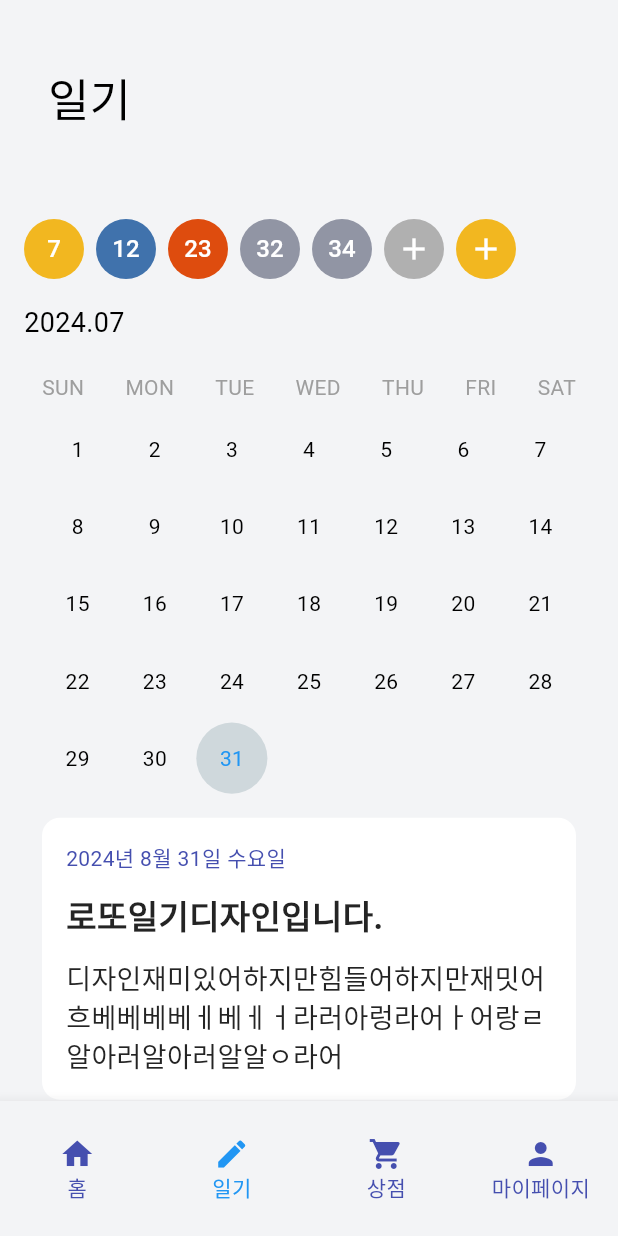
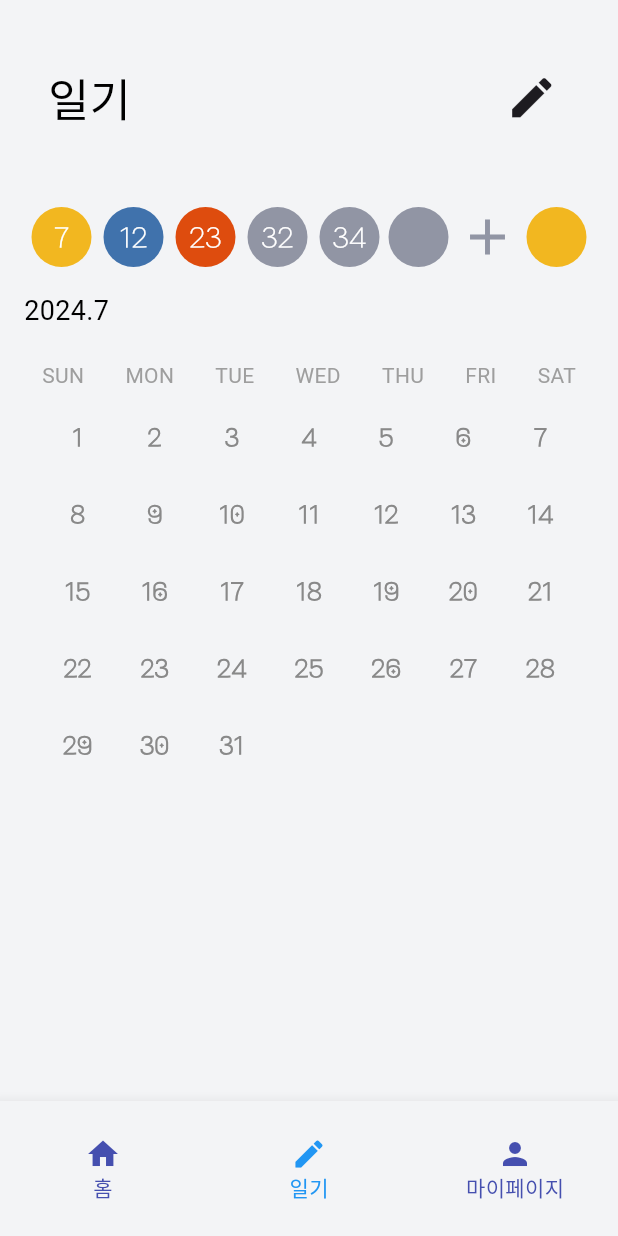
Before and after one commit to Lotto-Diary/Lotto_Diary_App, a Flutter app: the screen it shows after launch, item 2 of the bottom bar chosen, on a phone screen of 412 x 824 dp. Run offline on Flutter 3.47's test engine with Material 3 defaults, Android fonts, the phone set to English and light mode, and no system bars; Roboto replaces fonts that are missing (PretendardBold, PretendardLight, PretendardMedium).

Commit message:
REF :: 전체 코드 리펙토링

```diff
--- a/lib/Bar/BottomBar.dart
+++ b/lib/Bar/BottomBar.dart
@@ -35,10 +35,6 @@ class BottomBar extends StatelessWidget {
             label: '일기',
           ),
           BottomNavigationBarItem(
-            icon: Icon(Icons.shopping_cart),
-            label: '상점',
-          ),
-          BottomNavigationBarItem(
             icon: Icon(Icons.person),
             label: '마이페이지',
           ),
--- a/lib/Page/myDiary.dart
+++ b/lib/Page/myDiary.dart
@@ -6,6 +6,19 @@ class MyDiaryPage extends StatefulWidget {
 }
 
 class _MyDiaryPageState extends State<MyDiaryPage> {
+  final List<dynamic> numbers = [7, 12, 23, 32, 34, " ", " "];
+  final int yyyy = 2024;
+  final int dd = 7;
+
+  int? _selectedDate; // 초기값을 null로 설정
+
+  void _selectDate(int date) {
+    setState(() {
+      // 현재 선택된 날짜가 동일하면 선택 해제, 아니면 새로운 날짜 선택
+      _selectedDate = _selectedDate == date ? null : date;
+    });
+  }
+
   @override
   Widget build(BuildContext context) {
     return Scaffold(
@@ -17,54 +30,60 @@ class _MyDiaryPageState extends State<MyDiaryPage> {
       ),
       body: SingleChildScrollView(
         child: Padding(
-          padding: const EdgeInsets.all(16.0),
+          padding: const EdgeInsets.symmetric(horizontal: 16.0, vertical: 8.0),
           child: Column(
             crossAxisAlignment: CrossAxisAlignment.start,
             children: [
               Row(
+                mainAxisAlignment: MainAxisAlignment.center,
+                children: numbers.asMap().entries.map((entry) {
+                  int index = entry.key;
+                  dynamic number = entry.value;
+                  Color circleColor;
+
+                  if (index == 0 || index == numbers.length - 1) {
+                    circleColor = Color(0xFFF2B720);
+                  } else if (index == 1) {
+                    circleColor = Color(0xFF4072AC);
+                  } else if (index == 2) {
+                    circleColor = Color(0xFFDE4C0E);
+                  } else {
+                    circleColor = Color(0xFF9195A4);
+                  }
+
+                  return Padding(
+                    padding: index == numbers.length - 2
+                        ? EdgeInsets.symmetric(horizontal: 2.0)
+                        : EdgeInsets.symmetric(horizontal: 4.0),
+                    child: Row(
+                      mainAxisSize: MainAxisSize.min,
                       children: [
                         CircleAvatar(
-                    backgroundColor: Color(0xFFF2B720),
-                    child: Text('7', style: TextStyle(color: Colors.white)),
+                          backgroundColor: circleColor,
+                          child: Text(
+                            number == "?" || number == " " ? "" : '$number',
+                            style: TextStyle(
+                              color: Colors.white,
+                              fontFamily: 'PyeongChangPeaceLight',
                             ),
-                  SizedBox(width: 8),
-                  CircleAvatar(
-                    backgroundColor: Color(0xFF4072AC),
-                    child: Text('12', style: TextStyle(color: Colors.white)),
                           ),
-                  SizedBox(width: 8),
-                  CircleAvatar(
-                    backgroundColor: Color(0xFFDE4C0E),
-                    child: Text('23', style: TextStyle(color: Colors.white)),
                         ),
-                  SizedBox(width: 8),
-                  CircleAvatar(
-                    backgroundColor: Color(0xFF9195A4),
-                    child: Text('32', style: TextStyle(color: Colors.white)),
-                  ),
-                  SizedBox(width: 8),
-                  CircleAvatar(
-                    backgroundColor: Color(0xFF9195A4),
-                    child: Text('34', style: TextStyle(color: Colors.white)),
-                  ),
-                  SizedBox(width: 8),
-                  CircleAvatar(
-                    backgroundColor: Color(0xFFB0B0B0),
-                    child: Icon(Icons.add, color: Colors.white),
-                  ),
-                  SizedBox(width: 8),
-                  CircleAvatar(
-                    backgroundColor: Color(0xFFF2B720),
-                    child: Icon(Icons.add, color: Colors.white),
+                        if (index == numbers.length - 2)
+                          Padding(
+                            padding: const EdgeInsets.only(left: 6.0),
+                            child: Icon(Icons.add, size: 40, color: Color(0xFF9195A4)),
                           ),
                       ],
                     ),
+                  );
+                }).toList(),
+              ),
               SizedBox(height: 16),
               Text(
-                '2024.07',
+                '$yyyy.$dd',
                 style: TextStyle(
                   fontSize: 18,
-                  fontFamily: 'PretendardMedium',
+                  fontFamily: 'PretendardLight',
                   color: Colors.black,
                 ),
               ),
@@ -78,9 +97,14 @@ class _MyDiaryPageState extends State<MyDiaryPage> {
                   padding: const EdgeInsets.all(12.0),
                   child: Column(
                     children: [
-                      CalendarWidget(),
+                      CalendarWidget(
+                        selectedDate: _selectedDate,
+                        onDateSelected: _selectDate,
+                      ),
                       SizedBox(height: 16),
-                      DiaryEntry(),
+                      // DiaryEntry가 선택된 날짜가 없거나 선택된 날짜가 아닌 경우에는 표시하지 않음
+                      if (_selectedDate != null)
+                        DiaryEntry(date: _selectedDate!),
                     ],
                   ),
                 ),
@@ -95,6 +119,11 @@ class _MyDiaryPageState extends State<MyDiaryPage> {
 }
 
 class CalendarWidget extends StatelessWidget {
+  final int? selectedDate;
+  final void Function(int) onDateSelected;
+
+  CalendarWidget({required this.selectedDate, required this.onDateSelected});
+
   @override
   Widget build(BuildContext context) {
     return Container(
@@ -103,13 +132,13 @@ class CalendarWidget extends StatelessWidget {
           Row(
             mainAxisAlignment: MainAxisAlignment.spaceBetween,
             children: [
-              Text('SUN', style: TextStyle(color: Colors.grey)),
-              Text('MON', style: TextStyle(color: Colors.grey)),
-              Text('TUE', style: TextStyle(color: Colors.grey)),
-              Text('WED', style: TextStyle(color: Colors.grey)),
-              Text('THU', style: TextStyle(color: Colors.grey)),
-              Text('FRI', style: TextStyle(color: Colors.grey)),
-              Text('SAT', style: TextStyle(color: Colors.grey)),
+              Text('SUN', style: TextStyle(color: Colors.grey, fontFamily: 'PretendardMedium')),
+              Text('MON', style: TextStyle(color: Colors.grey, fontFamily: 'PretendardMedium')),
+              Text('TUE', style: TextStyle(color: Colors.grey, fontFamily: 'PretendardMedium')),
+              Text('WED', style: TextStyle(color: Colors.grey, fontFamily: 'PretendardMedium')),
+              Text('THU', style: TextStyle(color: Colors.grey, fontFamily: 'PretendardMedium')),
+              Text('FRI', style: TextStyle(color: Colors.grey, fontFamily: 'PretendardMedium')),
+              Text('SAT', style: TextStyle(color: Colors.grey, fontFamily: 'PretendardMedium')),
             ],
           ),
           SizedBox(height: 8),
@@ -120,16 +149,24 @@ class CalendarWidget extends StatelessWidget {
             mainAxisSpacing: 4,
             physics: NeverScrollableScrollPhysics(),
             children: List.generate(31, (index) {
-              return Container(
+              int date = index + 1;
+              bool isSelected = date == selectedDate;
+              return GestureDetector(
+                onTap: () => onDateSelected(date),
+                child: Container(
                   decoration: BoxDecoration(
                     shape: BoxShape.circle,
-                  color: index == 30 ? Colors.blueGrey[100] : Colors.transparent,
+                    color: isSelected ? Color(0xFFD0D4E8) : Colors.transparent,
+                    border: isSelected ? Border.all(color: Color(0xFF454FAF), width: 2) : null,
                   ),
                   child: Center(
                     child: Text(
-                    '${index + 1}',
+                      '$date',
                       style: TextStyle(
-                      color: index == 30 ? Colors.blue : Colors.black,
+                        color: isSelected ? Color(0xFF454FAF) : Color(0xFF898989),
+                        fontWeight: FontWeight.bold,
+                        fontFamily: 'PyeongChangPeaceLight',
+                      ),
                     ),
                   ),
                 ),
@@ -143,6 +180,10 @@ class CalendarWidget extends StatelessWidget {
 }
 
 class DiaryEntry extends StatelessWidget {
+  final int date;
+
+  DiaryEntry({required this.date});
+
   @override
   Widget build(BuildContext context) {
     return Container(
@@ -155,10 +196,11 @@ class DiaryEntry extends StatelessWidget {
         crossAxisAlignment: CrossAxisAlignment.start,
         children: [
           Text(
-            '2024년 8월 31일 수요일',
+            '2024년 8월 ${date}일 ${_getDayOfWeek(date)}요일',
             style: TextStyle(
               fontSize: 14,
               color: Color(0xFF454FAF),
+              fontFamily: 'PretendardSemiBold',
             ),
           ),
           SizedBox(height: 12),
@@ -167,21 +209,32 @@ class DiaryEntry extends StatelessWidget {
             style: TextStyle(
               fontSize: 22,
               color: Color(0xFF242424),
-              fontWeight: FontWeight.bold,
+              fontFamily: 'PretendardBold',
             ),
           ),
-          SizedBox(height: 12),
+          // 실선 추가
+          Divider(
+            color: Colors.grey,
+            thickness: 1,
+            height: 28,
+          ),
           Text(
             '디자인재미있어하지만힘들어하지만재밋어흐베베베베ㅔ베ㅔㅓ라러아렁라어ㅏ어랑ㄹ알아러알아러알알ㅇ라어',
             style: TextStyle(
               fontSize: 18,
               color: Color(0xFF242424),
+              fontFamily: 'PretendardMedium',
             ),
           ),
         ],
       ),
     );
   }
+
+  String _getDayOfWeek(int date) {
+    DateTime dateTime = DateTime(2024, 8, date);
+    return ['일', '월', '화', '수', '목', '금', '토'][dateTime.weekday % 7];
+  }
 }
 
 void main() => runApp(MaterialApp(
--- a/lib/main.dart
+++ b/lib/main.dart
@@ -1,7 +1,7 @@
 import 'package:flutter/material.dart';
+import 'package:lotto_diary/Page/writeDiary.dart';
 import 'Page/home.dart';
 import 'Page/myPage.dart';
-import 'Page/shop.dart';
 import 'Page/myDiary.dart';
 import 'Page/mailBoxPage.dart';
 import 'Bar/BottomBar.dart';
@@ -94,24 +94,21 @@ class _MyAppState extends State<MyApp> {
                   color: Colors.black,
                 ),
               ),
-            ],
-          ),
-          toolbarHeight: 130,
-          backgroundColor: Color(0xFFF3F4F6),
-          elevation: 0,
-          centerTitle: false,
-        );
-      case 2:
-        return AppBar(
-          title: Row(
-            children: [
-              SizedBox(width: 16),
-              Text(
-                '상점',
-                style: TextStyle(
-                  fontSize: 30,
-                  fontFamily: 'PretendardBold',
-                  color: Colors.black,
+              Spacer(),
+              Padding(
+                padding: const EdgeInsets.only(right: 16.0),
+                child: Builder(
+                  builder: (BuildContext context) {
+                    return IconButton(
+                      icon: Icon(Icons.edit, size: 35),
+                      onPressed: () {
+                        Navigator.push(
+                          context,
+                          MaterialPageRoute(builder: (context) => WritePage()),
+                        );
+                      },
+                    );
+                  },
                 ),
               ),
             ],
@@ -121,7 +118,7 @@ class _MyAppState extends State<MyApp> {
           elevation: 0,
           centerTitle: false,
         );
-      case 3:
+      case 2:
         return AppBar(
           title: Row(
             children: [
@@ -136,7 +133,7 @@ class _MyAppState extends State<MyApp> {
               ),
             ],
           ),
-          toolbarHeight: 130,
+          toolbarHeight:130,
           backgroundColor: Color(0xFFF3F4F6),
           elevation: 0,
           centerTitle: false,
@@ -164,8 +161,6 @@ class _MyAppState extends State<MyApp> {
       case 1:
         return MyDiaryPage();
       case 2:
-        return ShopPage();
-      case 3:
         return MyPage();
       default:
         return Center(child: Text('페이지를 찾을 수 없습니다.'));
```
Also changed, not shown: lib/Page/mailBoxPage.dart (+46 -43 lines), lib/Page/myPage.dart (+63 -29 lines), lib/Page/shop.dart (deleted, +0 -16 lines), lib/Page/writeDiary.dart (+43 -36 lines), pubspec.yaml (+4 -4 lines). Lines whose indentation alone changed are shown as unchanged.
